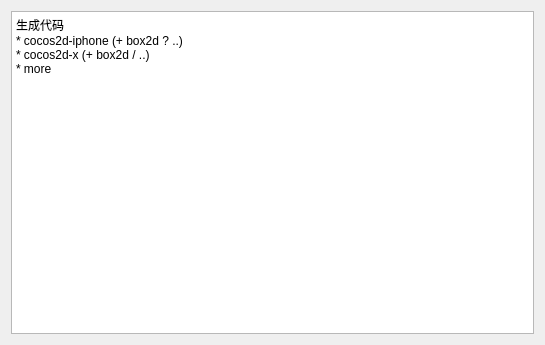
Qt form supportingcode.ui (ascetic85/LevelEditor-NG) before a commit.
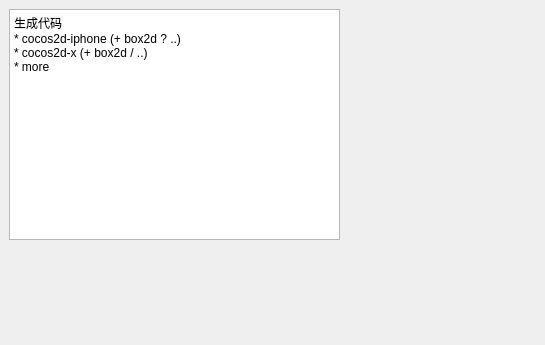
The same form after that commit.

Commit message: [modify] item name of ui

The edit to the form file:
```diff
--- a/supportingcode.ui
+++ b/supportingcode.ui
@@ -13,9 +13,15 @@
   <property name="windowTitle">
    <string>Form</string>
   </property>
-  <layout class="QGridLayout" name="gridLayout">
-   <item row="0" column="0">
     <widget class="QPlainTextEdit" name="plainTextEdit">
+   <property name="geometry">
+    <rect>
+     <x>9</x>
+     <y>9</y>
+     <width>331</width>
+     <height>231</height>
+    </rect>
+   </property>
      <property name="readOnly">
       <bool>true</bool>
      </property>
@@ -27,8 +33,6 @@
 </string>
      </property>
     </widget>
-   </item>
-  </layout>
  </widget>
  <resources/>
  <connections/>
```
Lines whose indentation alone changed are shown as unchanged. The commit also changes 3 other files.
